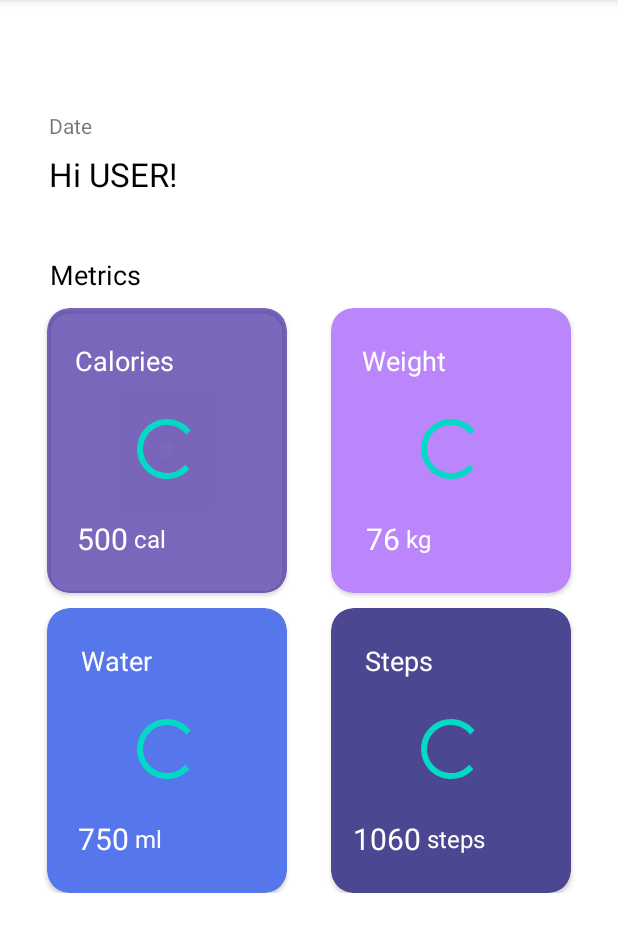
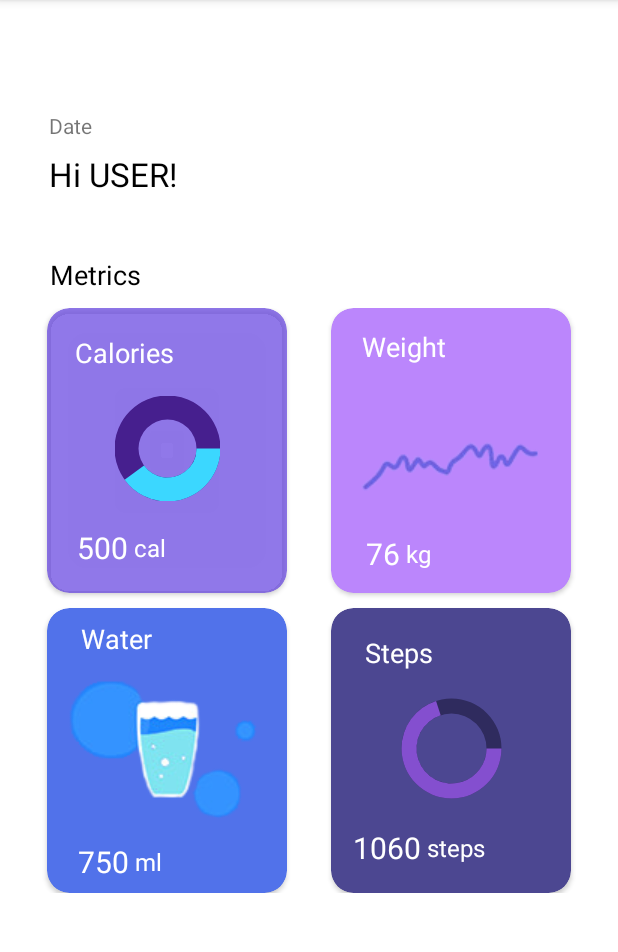
Before and after one commit to tabanezjoao/SIMProject, an Android app: the fragment HomeFragment shown on its own in the app's theme, on a phone screen of 412 x 824 dp, the part 84-1036 px from its top. Run offline under Robolectric (Android 15) with nearby library versions, the phone set to English and light mode, and no system bars.

Commit message:
Updated the layout home

```diff
--- a/FitnessApp/app/src/main/java/com/example/fitnessapp/MainActivity.kt
+++ b/FitnessApp/app/src/main/java/com/example/fitnessapp/MainActivity.kt
@@ -174,7 +174,9 @@ class MainActivity : AppCompatActivity() {
             var helloUser = findViewById<TextView>(R.id.textViewGreet)
             //helloUser.setText("Hi " + userFound.username)
 
-            findViewById<BottomNavigationView>(R.id.bottom_navigation).setOnItemSelectedListener {
+            var navBar = findViewById<BottomNavigationView>(R.id.bottom_navigation)
+
+            navBar.setOnItemSelectedListener {
                 when(it.itemId){
                     R.id.ic_person -> replaceFragment(profileFragment)
                     R.id.ic_home -> replaceFragment(homeFragment)
@@ -182,6 +184,8 @@ class MainActivity : AppCompatActivity() {
                 }
                 return@setOnItemSelectedListener true
             }
+
+
         }
     }
 
--- /dev/null
+++ b/FitnessApp/app/src/main/res/drawable/custom_calories_progress.xml
@@ -0,0 +1,24 @@
+<?xml version="1.0" encoding="utf-8"?>
+<layer-list xmlns:android="http://schemas.android.com/apk/res/android">
+    <item android:id="@android:id/background">
+        <shape android:shape="ring"
+            android:thickness="16dp"
+            android:useLevel="false"
+            android:innerRadius="19dp">
+
+            <solid android:color="#461F8E">
+            </solid>
+        </shape>
+    </item>
+
+    <item android:id="@android:id/progress">
+        <shape android:shape="ring"
+            android:thickness="16dp"
+            android:useLevel="true"
+            android:innerRadius="19dp">
+
+            <solid android:color="#3BD7FF">
+            </solid>
+        </shape>
+    </item>
+</layer-list>
--- /dev/null
+++ b/FitnessApp/app/src/main/res/drawable/custom_steps_progress.xml
@@ -0,0 +1,23 @@
+<?xml version="1.0" encoding="utf-8"?>
+<layer-list xmlns:android="http://schemas.android.com/apk/res/android">
+    <item android:id="@android:id/background">
+        <shape android:shape="ring"
+            android:thickness="10dp"
+            android:useLevel="false">
+
+            <solid android:color="#2F2B5E">
+            </solid>
+        </shape>
+    </item>
+
+    <item android:id="@android:id/progress">
+        <shape android:shape="ring"
+            android:thickness="10dp"
+            android:useLevel="true"
+            >
+
+            <solid android:color="#844FCF">
+            </solid>
+        </shape>
+    </item>
+</layer-list>
--- a/FitnessApp/app/src/main/res/layout/fragment_home.xml
+++ b/FitnessApp/app/src/main/res/layout/fragment_home.xml
@@ -64,7 +64,7 @@
             android:id="@+id/cardViewCalories"
             android:layout_width="160dp"
             android:layout_height="190dp"
-            android:backgroundTint="#BA4A31A3"
+            android:backgroundTint="#BA6846E1"
             app:cardCornerRadius="15dp"
             app:layout_constraintTop_toTopOf="parent"
             app:layout_constraintLeft_toLeftOf="parent"
@@ -92,12 +92,16 @@
                 <ProgressBar
                     android:id="@+id/progressBarCalories"
                     style="?android:attr/progressBarStyle"
-                    android:layout_width="wrap_content"
-                    android:layout_height="wrap_content"
+                    android:progressDrawable="@drawable/custom_calories_progress"
+                    android:indeterminateOnly="false"
+                    android:progress="40"
+                    android:layout_width="70dp"
+                    android:layout_height="70dp"
                     app:layout_constraintTop_toBottomOf="@id/textViewCalories"
                     app:layout_constraintLeft_toLeftOf="parent"
                     app:layout_constraintRight_toRightOf="parent"
-                    app:layout_constraintBottom_toTopOf="@+id/textViewCaloriesValue"/>
+                    app:layout_constraintBottom_toTopOf="@+id/textViewCaloriesValue"
+                    />
 
                 <TextView
                     android:id="@+id/textViewCaloriesValue"
@@ -160,7 +164,7 @@
                     app:layout_constraintBottom_toTopOf="@+id/progressBarKg"
                     app:layout_constraintHorizontal_bias="0.2"/>
 
-                <ProgressBar
+                <ImageView
                     android:id="@+id/progressBarKg"
                     style="?android:attr/progressBarStyle"
                     android:layout_width="wrap_content"
@@ -168,6 +172,7 @@
                     app:layout_constraintTop_toBottomOf="@id/textViewKg"
                     app:layout_constraintLeft_toLeftOf="parent"
                     app:layout_constraintRight_toRightOf="parent"
+                    android:src="@drawable/weight"
                     app:layout_constraintBottom_toTopOf="@+id/textViewKgValue"/>
 
                 <TextView
@@ -204,7 +209,7 @@
             android:id="@+id/cardViewWater"
             android:layout_width="160dp"
             android:layout_height="190dp"
-            android:backgroundTint="#5676EC"
+            android:backgroundTint="#5172EA"
             app:cardCornerRadius="15dp"
             app:layout_constraintTop_toBottomOf="@id/cardViewCalories"
             app:layout_constraintLeft_toLeftOf="parent"
@@ -228,7 +233,7 @@
                     app:layout_constraintBottom_toTopOf="@+id/progressBarWater"
                     app:layout_constraintHorizontal_bias="0.2"/>
 
-                <ProgressBar
+                <ImageView
                     android:id="@+id/progressBarWater"
                     style="?android:attr/progressBarStyle"
                     android:layout_width="wrap_content"
@@ -236,7 +241,8 @@
                     app:layout_constraintTop_toBottomOf="@id/textViewWater"
                     app:layout_constraintLeft_toLeftOf="parent"
                     app:layout_constraintRight_toRightOf="parent"
-                    app:layout_constraintBottom_toTopOf="@+id/textViewWaterValue" />
+                    app:layout_constraintBottom_toTopOf="@+id/textViewWaterValue"
+                    android:src="@drawable/water"/>
 
                 <TextView
                     android:id="@+id/textViewWaterValue"
@@ -299,8 +305,11 @@
                 <ProgressBar
                     android:id="@+id/progressBarSteps"
                     style="?android:attr/progressBarStyle"
-                    android:layout_width="wrap_content"
-                    android:layout_height="wrap_content"
+                    android:progressDrawable="@drawable/custom_steps_progress"
+                    android:indeterminateOnly="false"
+                    android:progress="70"
+                    android:layout_width="70dp"
+                    android:layout_height="70dp"
                     app:layout_constraintTop_toBottomOf="@id/textViewSteps"
                     app:layout_constraintLeft_toLeftOf="parent"
                     app:layout_constraintRight_toRightOf="parent"
```
Also changed, not shown: FitnessApp/app/src/main/res/drawable/water.png (added), FitnessApp/app/src/main/res/drawable/weight.png (added).
